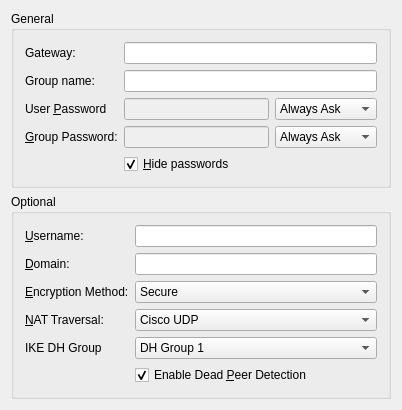
First picture: the form in vpnplugins/vpnc/vpncprop.ui, repository KDE/networkmanagement, before the edit.
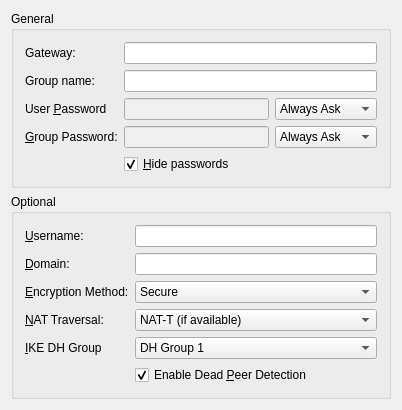
Second picture: the form after the edit. Custom widgets are drawn as their Qt base class.

Patch:
```diff
--- a/vpnplugins/vpnc/vpncprop.ui
+++ b/vpnplugins/vpnc/vpncprop.ui
@@ -236,6 +236,16 @@
           <verstretch>0</verstretch>
          </sizepolicy>
         </property>
+        <item>
+         <property name="text">
+          <string>NAT-T (if available)</string>
+         </property>
+        </item>
+        <item>
+         <property name="text">
+          <string>Force NAT-T</string>
+         </property>
+        </item>
         <item>
          <property name="text">
           <string>Cisco UDP</string>
@@ -256,7 +266,10 @@
       <item row="4" column="0">
        <widget class="QLabel" name="label_9">
         <property name="text">
-         <string>IKE DH Group</string>
+         <string>&amp;IKE DH Group</string>
+        </property>
+        <property name="buddy">
+         <cstring>cboDHGroup</cstring>
         </property>
        </widget>
       </item>
```
Left out of the diff: 20 changed lines with no effect on the pictures.
